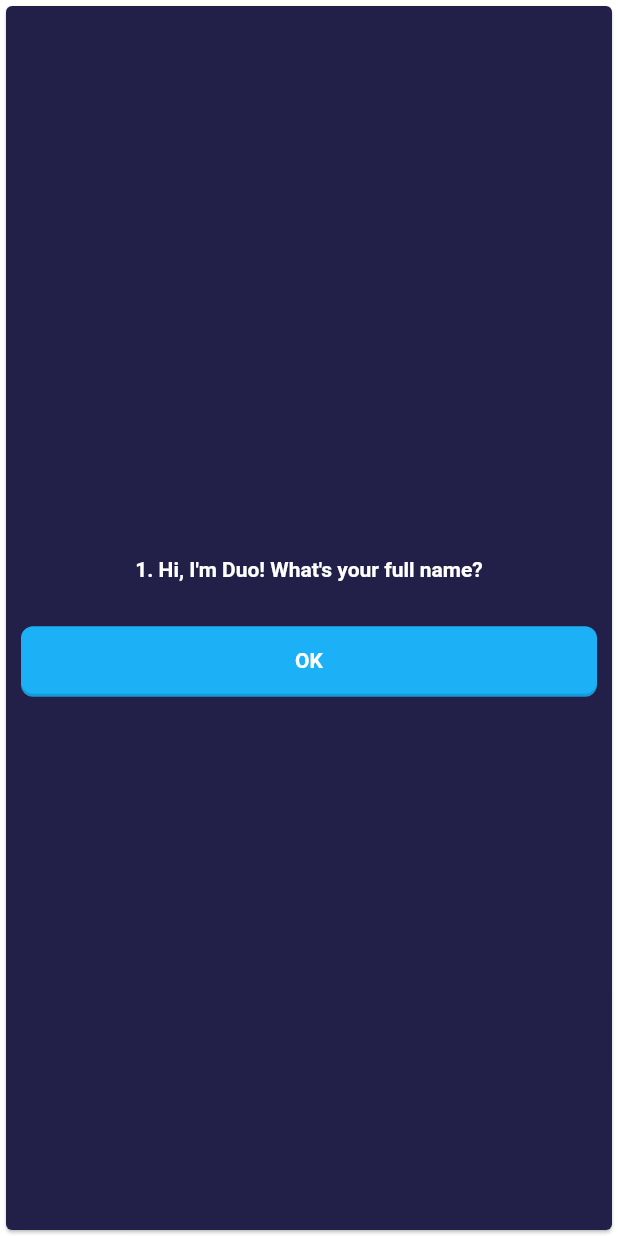
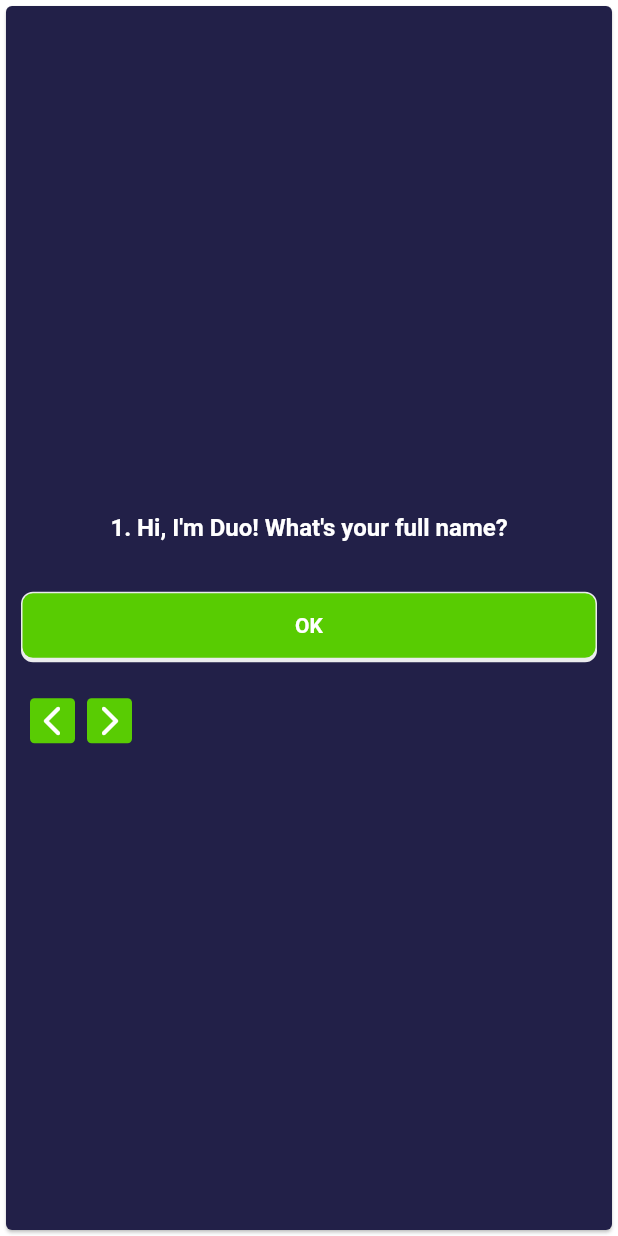
Before and after one commit to nguyenquan123vn/duolingo_event_flutter, a Flutter app: the ApplyHost screen opened by its route, after a tap on an icon or button, on a phone screen of 412 x 824 dp. Run offline on Flutter 3.47's test engine with Material 2 defaults, Android fonts, the phone set to English and light mode, and no system bars.

```diff
--- a/lib/screens/event_host/apply_host_screen.dart
+++ b/lib/screens/event_host/apply_host_screen.dart
@@ -199,12 +199,24 @@ class _ApplyHostState extends State<ApplyHost> {
     });
   }
 
+  void _nextQuestion() {
+    setState(() {
+      _index++;
+    });
+  }
+
+  void _previousQuestion() {
+    setState(() {
+      _index--;
+    });
+  }
+
   @override
   Widget build(BuildContext context) {
     return Card(
       color: themedBackgroundColor,
       child: (_index < _questions.length)
-          ? Controller(_answerQuestion, _index, _questions)
+          ? Controller(_answerQuestion, _nextQuestion, _previousQuestion, _index, _questions)
           : Center(child: CircularProgressIndicator(strokeWidth: 7.0)),
     );
   }
--- a/lib/screens/event_host/components/answer.dart
+++ b/lib/screens/event_host/components/answer.dart
@@ -14,7 +14,7 @@ class Answer extends StatelessWidget {
       child: Button(
         label:
             (answerIndex == null) ? '$answerText' : '$answerIndex. $answerText',
-        type: 'PRIMARY',
+        type: 'HOST',
         onPressed: selectHandler,
       ),
     );
--- a/lib/screens/event_host/components/apply.dart
+++ b/lib/screens/event_host/components/apply.dart
@@ -1,3 +1,4 @@
+import 'package:duolingo_event_app/global/style.dart';
 import 'package:flutter/material.dart';
 import 'package:duolingo_event_app/models/query.dart';
 import './question.dart';
@@ -5,9 +6,12 @@ import './answer.dart';
 
 class Controller extends StatelessWidget {
   final Function answerQuestion;
+  final Function nextQuestion;
+  final Function previousQuestion;
   final List<Map<String, Object>> questions;
   final int index;
-  Controller(this.answerQuestion, this.index, this.questions);
+  Controller(this.answerQuestion, this.nextQuestion, this.previousQuestion,
+      this.index, this.questions);
 
   @override
   Widget build(BuildContext context) {
@@ -26,8 +30,63 @@ class Controller extends StatelessWidget {
               answer.text,
             );
           }).toList(),
+          Padding(
+            padding: const EdgeInsets.all(16.0),
+            child: Actions(index: index, previousQuestion: previousQuestion, nextQuestion: nextQuestion),
+          )
         ],
       ),
     );
   }
 }
+
+
+class Actions extends StatelessWidget {
+  const Actions({
+    Key key,
+    @required this.index,
+    @required this.previousQuestion,
+    @required this.nextQuestion,
+  }) : super(key: key);
+
+  final int index;
+  final Function previousQuestion;
+  final Function nextQuestion;
+
+  @override
+  Widget build(BuildContext context) {
+    return Row(children: [
+      index > 0
+          ? InkWell(
+              onTap: () => previousQuestion(),
+              child: Container(
+                  height: 30.0,
+                  width: 30.0,
+                  decoration: BoxDecoration(
+                      color: logoColor,
+                      borderRadius: BorderRadius.circular(3)),
+                  child: Padding(
+                    padding: const EdgeInsets.all(2.0),
+                    child: Icon(Icons.arrow_back_ios_rounded,
+                        color: defaultBackgroundColor),
+                  )))
+          : Container(),
+      SizedBox(width: 8.0),
+      index > 0
+          ? InkWell(
+              onTap: () => nextQuestion(),
+              child: Container(
+                  height: 30.0,
+                  width: 30.0,
+                  decoration: BoxDecoration(
+                      color: logoColor,
+                      borderRadius: BorderRadius.circular(3)),
+                  child: Padding(
+                    padding: const EdgeInsets.all(2.0),
+                    child: Icon(Icons.arrow_forward_ios_rounded,
+                        color: defaultBackgroundColor),
+                  )))
+          : Container()
+    ]);
+  }
+}
--- a/lib/screens/event_host/components/question.dart
+++ b/lib/screens/event_host/components/question.dart
@@ -23,14 +23,14 @@ class Question extends StatelessWidget {
                 ),
                 Text(
                   questionText,
-                  style: defaultBoldWashTextStyle,
+                  style: questionTextStyle,
                   textAlign: TextAlign.center,
                 ),
               ],
             )
           : Text(
               '$questionIndex. $questionText',
-              style: primaryBtnTextStyle,
+              style: questionTextStyle,
               textAlign: TextAlign.center,
             ),
     );
```
